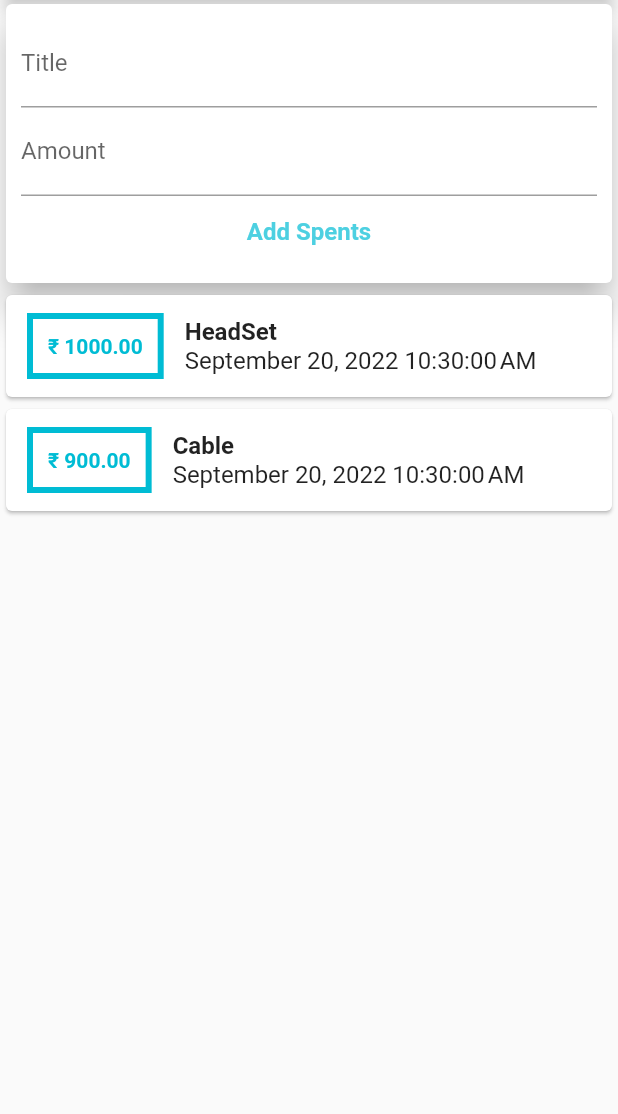
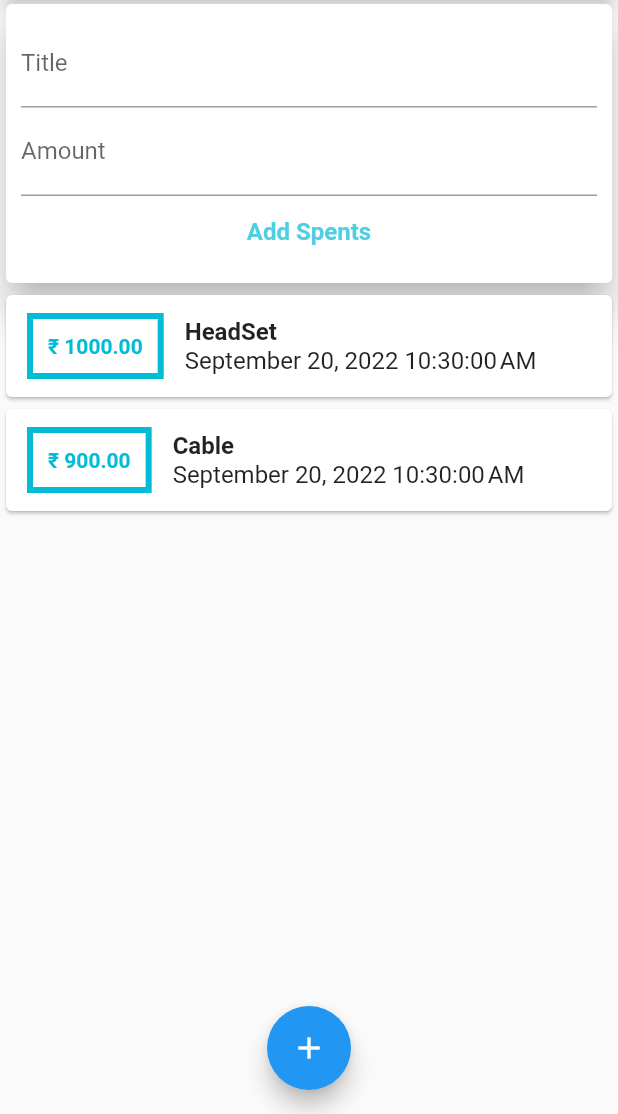
Before and after one commit to Erickeagle3/expense_app, a Flutter app: the screen it shows after launch, on a phone screen of 412 x 824 dp, the part 122-1236 px from its top. Run offline on Flutter 3.47's test engine with Material 2 defaults, Android fonts, the phone set to English and light mode, and no system bars.

Commit message:
flutter: added another button which is floating
Note - this is another button which can do the same work as the last action button but it's floating and user handy

```diff
--- a/lib/main.dart
+++ b/lib/main.dart
@@ -47,6 +47,11 @@ class MyApp extends StatelessWidget {
             UserTransaction(),
           ],
         ),
+        floatingActionButtonLocation: FloatingActionButtonLocation.centerFloat,
+        floatingActionButton: FloatingActionButton(
+          child: const Icon(Icons.add),
+          onPressed: () {},
+        ),
       ),
     );
   }
```
